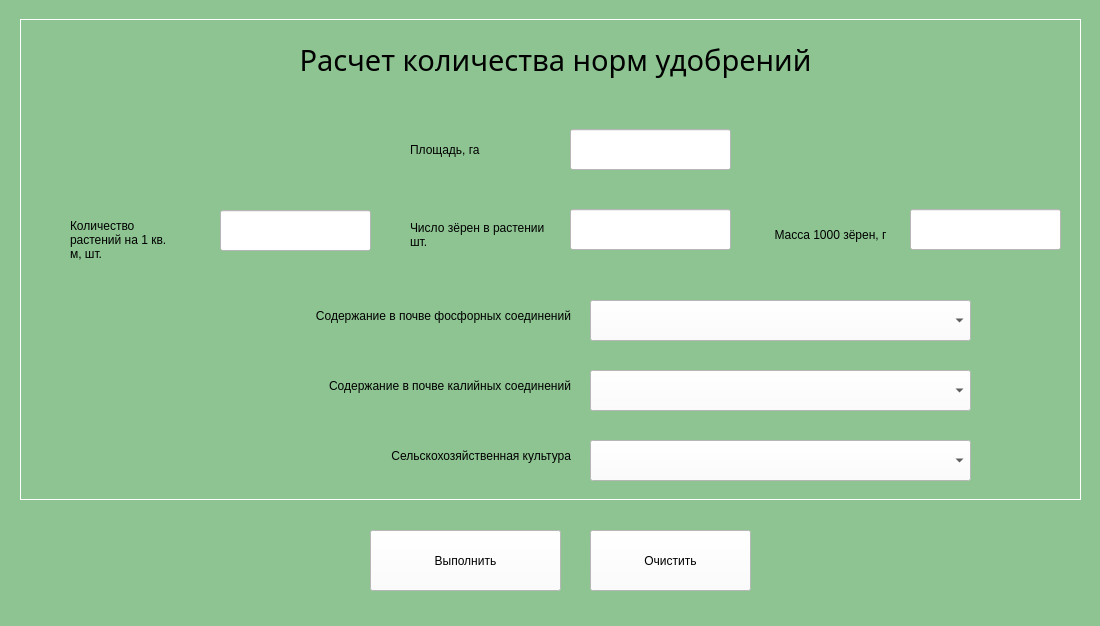
The window that MainWindow.ui (semyongr/AgroCalculatorDiplom) describes before a commit, drawn with Qt 5.
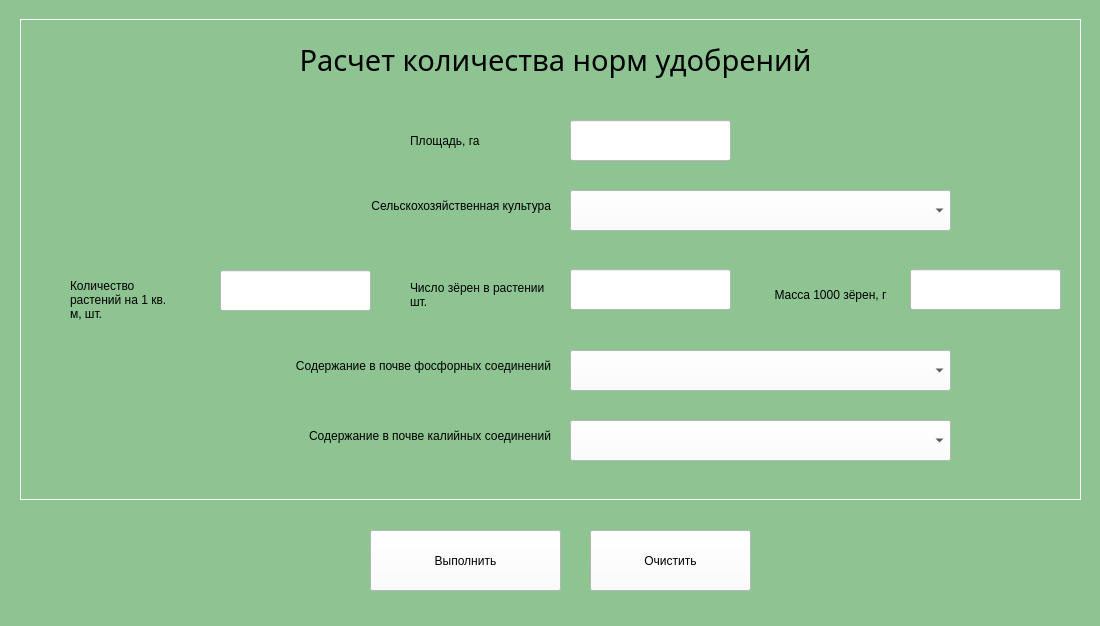
The same window after the commit.

Diff of the .ui file:
```diff
--- a/MainWindow.ui
+++ b/MainWindow.ui
@@ -42,8 +42,8 @@
    <widget class="QComboBox" name="potassium_cb">
     <property name="geometry">
      <rect>
-      <x>590</x>
-      <y>370</y>
+      <x>570</x>
+      <y>420</y>
       <width>381</width>
       <height>41</height>
      </rect>
@@ -57,8 +57,8 @@
    <widget class="QComboBox" name="culture_cb">
     <property name="geometry">
      <rect>
-      <x>590</x>
-      <y>440</y>
+      <x>570</x>
+      <y>190</y>
       <width>381</width>
       <height>41</height>
      </rect>
@@ -97,7 +97,7 @@
     <property name="geometry">
      <rect>
       <x>220</x>
-      <y>210</y>
+      <y>270</y>
       <width>151</width>
       <height>41</height>
      </rect>
@@ -117,8 +117,8 @@
    <widget class="QLabel" name="phosphor_lbl">
     <property name="geometry">
      <rect>
-      <x>150</x>
-      <y>280</y>
+      <x>130</x>
+      <y>330</y>
       <width>421</width>
       <height>71</height>
      </rect>
@@ -145,8 +145,8 @@
    <widget class="QComboBox" name="phosphor_cb">
     <property name="geometry">
      <rect>
-      <x>590</x>
-      <y>300</y>
+      <x>570</x>
+      <y>350</y>
       <width>381</width>
       <height>41</height>
      </rect>
@@ -161,7 +161,7 @@
     <property name="geometry">
      <rect>
       <x>410</x>
-      <y>139</y>
+      <y>130</y>
       <width>151</width>
       <height>21</height>
      </rect>
@@ -176,8 +176,8 @@
    <widget class="QLabel" name="potassium_lbl">
     <property name="geometry">
      <rect>
-      <x>120</x>
-      <y>350</y>
+      <x>100</x>
+      <y>400</y>
       <width>451</width>
       <height>71</height>
      </rect>
@@ -205,7 +205,7 @@
     <property name="geometry">
      <rect>
       <x>570</x>
-      <y>129</y>
+      <y>120</y>
       <width>161</width>
       <height>41</height>
      </rect>
@@ -253,7 +253,7 @@
      <property name="geometry">
       <rect>
        <x>50</x>
-       <y>180</y>
+       <y>240</y>
        <width>111</width>
        <height>81</height>
       </rect>
@@ -285,7 +285,7 @@
      <property name="geometry">
       <rect>
        <x>390</x>
-       <y>180</y>
+       <y>240</y>
        <width>151</width>
        <height>71</height>
       </rect>
@@ -317,7 +317,7 @@
      <property name="geometry">
       <rect>
        <x>550</x>
-       <y>190</y>
+       <y>250</y>
        <width>161</width>
        <height>41</height>
       </rect>
@@ -340,7 +340,7 @@
      <property name="geometry">
       <rect>
        <x>740</x>
-       <y>180</y>
+       <y>240</y>
        <width>141</width>
        <height>71</height>
       </rect>
@@ -372,7 +372,7 @@
      <property name="geometry">
       <rect>
        <x>890</x>
-       <y>190</y>
+       <y>250</y>
        <width>151</width>
        <height>41</height>
       </rect>
@@ -419,8 +419,8 @@
    <widget class="QLabel" name="culture_lbl">
     <property name="geometry">
      <rect>
-      <x>140</x>
-      <y>420</y>
+      <x>120</x>
+      <y>170</y>
       <width>431</width>
       <height>71</height>
      </rect>
```
